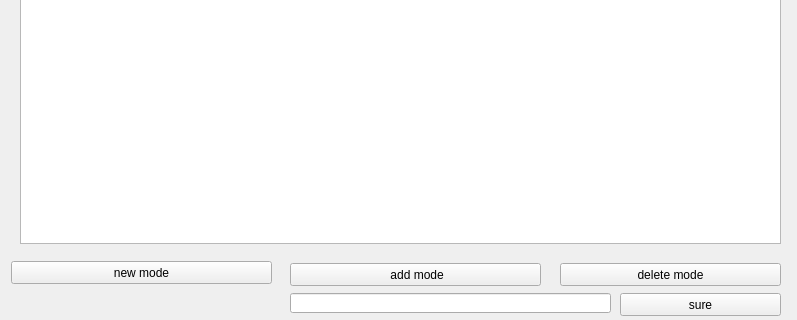
Before: the Qt Designer form ProdectMode.ui in wwlzq5/MultiInterface, drawn with Qt 5; both pictures show x 0 to 797 and y 237 to 557 of the 797 by 557 pixel window.
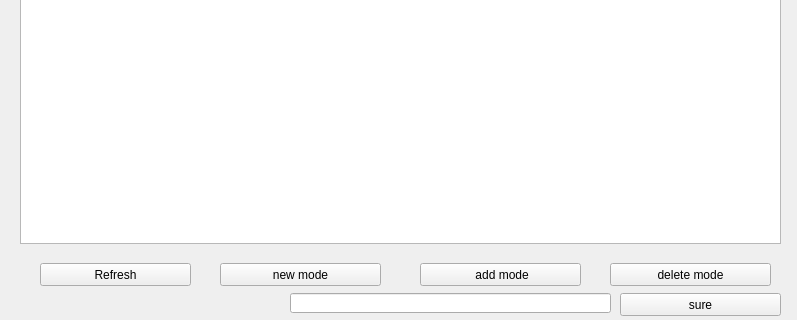
After: the same form once the commit is applied.

The edit to the form file:
```diff
--- a/ProdectMode.ui
+++ b/ProdectMode.ui
@@ -16,9 +16,9 @@
   <widget class="QPushButton" name="pushButton_new">
    <property name="geometry">
     <rect>
-     <x>11</x>
-     <y>498</y>
-     <width>261</width>
+     <x>220</x>
+     <y>500</y>
+     <width>161</width>
      <height>23</height>
     </rect>
    </property>
@@ -39,9 +39,9 @@
   <widget class="QPushButton" name="pushButton_add">
    <property name="geometry">
     <rect>
-     <x>290</x>
+     <x>420</x>
      <y>500</y>
-     <width>251</width>
+     <width>161</width>
      <height>23</height>
     </rect>
    </property>
@@ -52,9 +52,9 @@
   <widget class="QPushButton" name="pushButton_delete">
    <property name="geometry">
     <rect>
-     <x>560</x>
+     <x>610</x>
      <y>500</y>
-     <width>221</width>
+     <width>161</width>
      <height>23</height>
     </rect>
    </property>
@@ -98,6 +98,19 @@
     </rect>
    </property>
   </widget>
+  <widget class="QPushButton" name="pushButton_Refresh">
+   <property name="geometry">
+    <rect>
+     <x>40</x>
+     <y>500</y>
+     <width>151</width>
+     <height>23</height>
+    </rect>
+   </property>
+   <property name="text">
+    <string>Refresh</string>
+   </property>
+  </widget>
  </widget>
  <resources/>
  <connections/>
```
